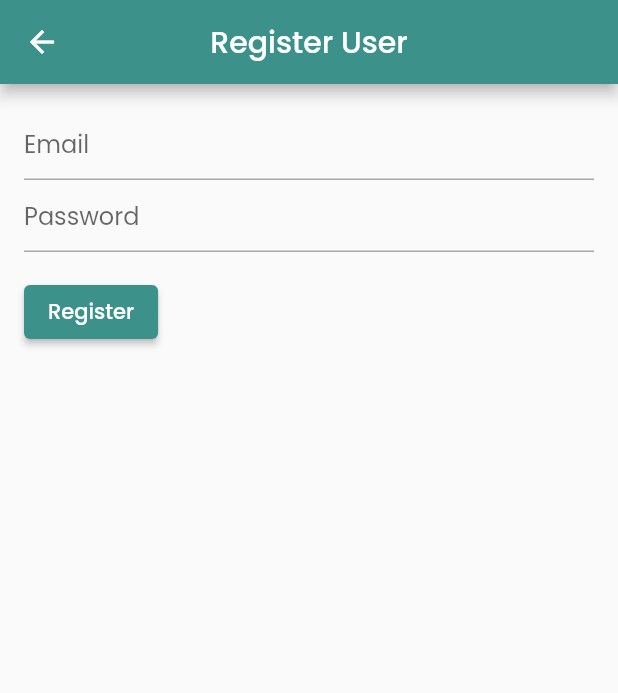
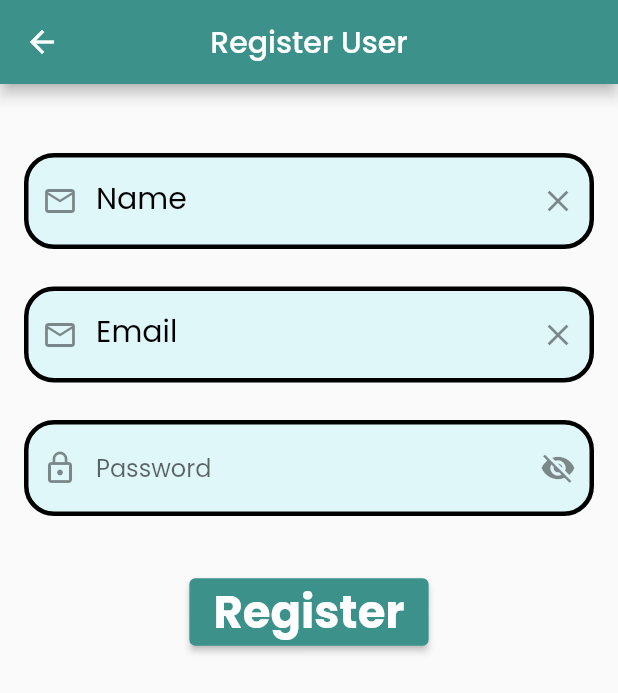
Before and after one commit to NicholasWong13/6002CEM_MobileAppDevelopment_FoodDeliveryApp_Group8, a Flutter app: the screen it shows after launch, after a tap on "Register", on a phone screen of 412 x 824 dp. Shown: the top 693 px of the screen. Run offline on Flutter 3.47's test engine with Material 2 defaults, Android fonts, the phone set to English and light mode, and no system bars; our stand-ins replace animated_flip_counter, easy_localization, equatable, firebase_auth, firebase_core, flutter_bloc and 4 more; accounts and stored records are empty.

Commit message:
Initial Commit By Nicholas

```diff
--- a/assets/localization/en-US.json
+++ b/assets/localization/en-US.json
@@ -1,5 +1,5 @@
 {
-    "appTitle" : "WiseFlow",
+    "appTitle" : "BudgetBuddy",
 
    "drawer" : {
     "language" : "Language",
--- a/lib/main.dart
+++ b/lib/main.dart
@@ -86,16 +86,18 @@ class AuthScreen extends StatelessWidget {
   Widget build(BuildContext context) {
     return Scaffold(
       appBar: AppBar(
-        title: Text('Welcome'),
+        title: Text('Welcome To Budget Buddy - Login'),
       ),
       body: Padding(
-        padding: const EdgeInsets.all(16.0),
+        padding: const EdgeInsets.all(25.0),
         child: Form(
           //Add form to key to the Form Widget
           key: _formKey,
           child: Column(
-            crossAxisAlignment: CrossAxisAlignment.start,
+            crossAxisAlignment: CrossAxisAlignment.center,
             children: [
+              Image(image: AssetImage('assets/logo.jpg'),width: 140,),
+              SizedBox(height: 15,),
               TextFormField(
                 //Assign controller
                 controller:_emailController,
@@ -107,8 +109,33 @@ class AuthScreen extends StatelessWidget {
                   return null;
                 },
                 decoration: InputDecoration(
-                  hintText: 'Email',
+                  hintText: 'Your Email ID',
+                  labelText: 'Email',
+                  filled: true,
+                  fillColor: Colors.cyan.shade50,
+                  labelStyle: TextStyle(
+                    color: Colors.black,
+                    fontSize: 20,
+                  ),
+                  enabledBorder: OutlineInputBorder(
+                      borderRadius: BorderRadius.circular(20),
+                      borderSide: BorderSide(color: Colors.black,width: 3)
+                  ),
+                  focusedBorder: OutlineInputBorder(
+                      borderRadius: BorderRadius.circular(20),
+                      borderSide: BorderSide(color: Colors.blue,width: 3)
+                  ),
+                  prefixIcon: Icon(Icons.email_outlined),
+                  suffixIcon: IconButton(icon: Icon(Icons.clear), onPressed: () {
+                    _emailController.clear();
+                  },
+                  ),
                 ),
+                keyboardType: TextInputType.emailAddress,
+                textInputAction: TextInputAction.next,
+              ),
+              SizedBox(
+                height: 20,
               ),
               TextFormField(
                 //Assign controller
@@ -123,9 +150,28 @@ class AuthScreen extends StatelessWidget {
                 },
                 decoration: InputDecoration(
                   hintText: 'Password',
+                  filled: true,
+                  fillColor: Colors.cyan.shade50,
+                  labelStyle: TextStyle(
+                    color: Colors.black,
+                    fontSize: 20,
+                  ),
+                  enabledBorder: OutlineInputBorder(
+                      borderRadius: BorderRadius.circular(20),
+                      borderSide: BorderSide(color: Colors.black,width: 3)
+                  ),
+                  focusedBorder: OutlineInputBorder(
+                      borderRadius: BorderRadius.circular(20),
+                      borderSide: BorderSide(color: Colors.blue,width: 3)
+                  ),
+                  prefixIcon: Icon(Icons.lock_outline),
+                  suffixIcon: IconButton(icon: Icon(Icons.visibility_off), onPressed: () {},
+                  ),
                 ),
+                keyboardType: TextInputType.emailAddress,
+                textInputAction: TextInputAction.next,
               ),
-              SizedBox(height: 16.0),
+              SizedBox(height: 30.0),
               Row(
                 children: [
                   ElevatedButton(
@@ -133,9 +179,12 @@ class AuthScreen extends StatelessWidget {
                       handleSubmit();
                     },
                     //Conditionally show the button label
-                    child: Text('Login'),
+                    child: Text('Login' ,
+                      style: TextStyle(fontSize: 25, fontWeight: FontWeight.bold),),
                   ),
-                  SizedBox(width: 16.0),
+                  SizedBox(
+                      width: 50.0,
+                  ),
                   ElevatedButton(
                     onPressed: () {
                       Navigator.push(
@@ -145,7 +194,8 @@ class AuthScreen extends StatelessWidget {
                               Register()));
                     },
                     //Conditionally show the button label
-                    child: Text('Register'),
+                    child: Text('Register' ,
+                      style: TextStyle(fontSize: 25, fontWeight: FontWeight.bold),),
                   ),
                 ],
               )
--- a/lib/register.dart
+++ b/lib/register.dart
@@ -55,8 +55,38 @@ class _RegisterState extends State<Register> {
           //Add form to key to the Form Widget
           key: _formKey,
           child: Column(
-            crossAxisAlignment: CrossAxisAlignment.start,
+            crossAxisAlignment: CrossAxisAlignment.center,
             children: [
+              SizedBox(height: 30,),
+
+              TextFormField(
+                decoration: InputDecoration(
+                  hintText: 'Your Name',
+                  labelText: 'Name',
+                  filled: true,
+                  fillColor: Colors.cyan.shade50,
+                  labelStyle: TextStyle(
+                    color: Colors.black,
+                    fontSize: 20,
+                  ),
+                  enabledBorder: OutlineInputBorder(
+                      borderRadius: BorderRadius.circular(20),
+                      borderSide: BorderSide(color: Colors.black,width: 3)
+                  ),
+                  focusedBorder: OutlineInputBorder(
+                      borderRadius: BorderRadius.circular(20),
+                      borderSide: BorderSide(color: Colors.blue,width: 3)
+                  ),
+                  prefixIcon: Icon(Icons.email_outlined),
+                  suffixIcon: IconButton(icon: Icon(Icons.clear), onPressed: () {},
+                  ),
+                ),
+                keyboardType: TextInputType.text,
+                textInputAction: TextInputAction.next,
+              ),
+
+              SizedBox(height: 25,),
+
               TextFormField(
                 //Assign controller
                 controller:_emailController,
@@ -68,9 +98,34 @@ class _RegisterState extends State<Register> {
                   return null;
                 },
                 decoration: InputDecoration(
-                  hintText: 'Email',
+                  hintText: 'Your Email ID',
+                  labelText: 'Email',
+                  filled: true,
+                  fillColor: Colors.cyan.shade50,
+                  labelStyle: TextStyle(
+                    color: Colors.black,
+                    fontSize: 20,
+                  ),
+                  enabledBorder: OutlineInputBorder(
+                    borderRadius: BorderRadius.circular(20),
+                    borderSide: BorderSide(color: Colors.black,width: 3)
+                  ),
+                  focusedBorder: OutlineInputBorder(
+                      borderRadius: BorderRadius.circular(20),
+                      borderSide: BorderSide(color: Colors.blue,width: 3)
+                  ),
+                  prefixIcon: Icon(Icons.email_outlined),
+                  suffixIcon: IconButton(icon: Icon(Icons.clear), onPressed: () {
+                    _emailController.clear();
+                  },
+                  ),
                 ),
+                keyboardType: TextInputType.emailAddress,
+                textInputAction: TextInputAction.next,
               ),
+
+              SizedBox(height: 25,),
+
               TextFormField(
                 //Assign controller
                 controller:_passwordController,
@@ -84,14 +139,35 @@ class _RegisterState extends State<Register> {
                 },
                 decoration: InputDecoration(
                   hintText: 'Password',
+                  filled: true,
+                  fillColor: Colors.cyan.shade50,
+                  labelStyle: TextStyle(
+                    color: Colors.black,
+                    fontSize: 20,
+                  ),
+                  enabledBorder: OutlineInputBorder(
+                      borderRadius: BorderRadius.circular(20),
+                      borderSide: BorderSide(color: Colors.black,width: 3)
+                  ),
+                  focusedBorder: OutlineInputBorder(
+                      borderRadius: BorderRadius.circular(20),
+                      borderSide: BorderSide(color: Colors.blue,width: 3)
+                  ),
+                  prefixIcon: Icon(Icons.lock_outline),
+                  suffixIcon: IconButton(icon: Icon(Icons.visibility_off), onPressed: () {},
+                  ),
                 ),
+                keyboardType: TextInputType.emailAddress,
+                textInputAction: TextInputAction.next,
               ),
-              SizedBox(height: 16.0),
+              SizedBox(height: 40.0),
+
               ElevatedButton(
                 //Assigned onPressed to submit
                 onPressed: handleSubmit,
                 //Conditionally show the button label
-                child: Text(_isLogin ? 'Login' :'Register'),
+                child: Text(_isLogin ? 'Login' :'Register',
+                style: TextStyle(fontSize: 30, fontWeight: FontWeight.bold),),
               ),
             ],
           ),
```
Also changed, not shown: 4 other files.
